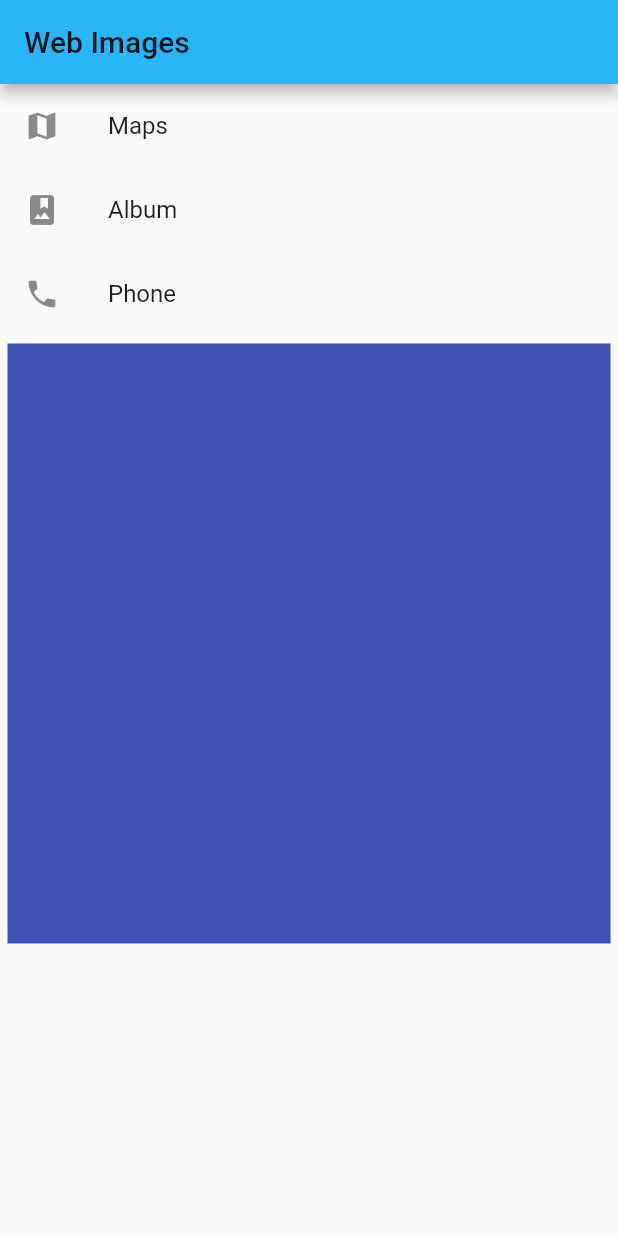
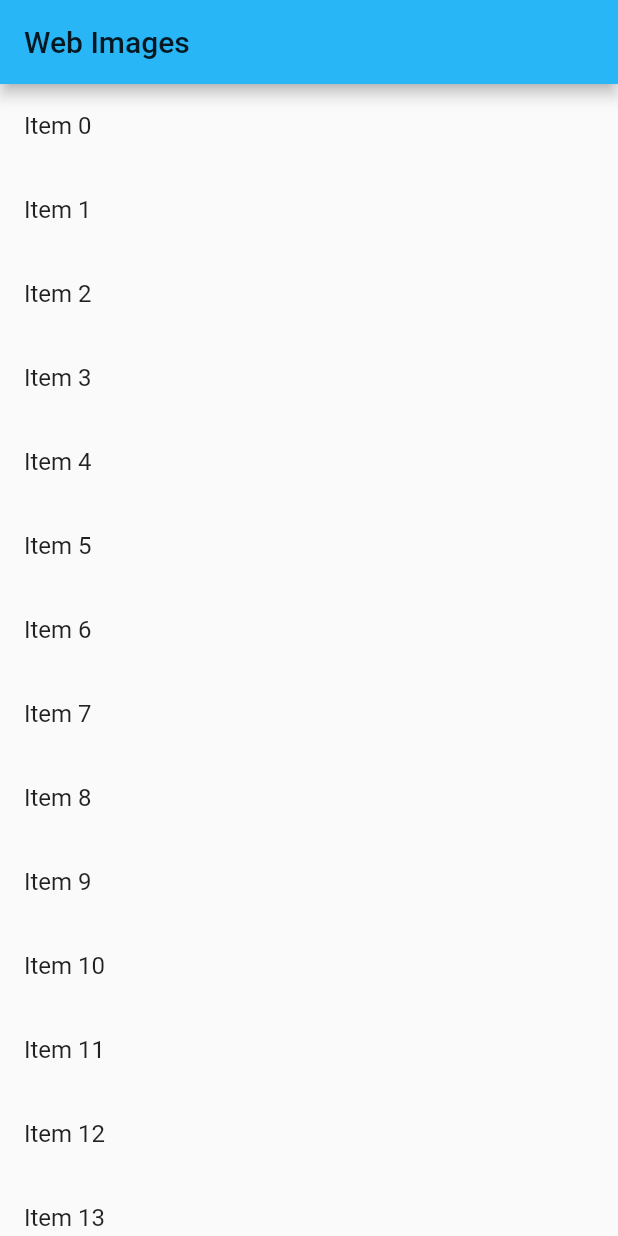
Before and after one commit to pepix/Flutter-Cookbook, a Flutter app: the screen it shows after launch, on a phone screen of 412 x 824 dp. Run offline on Flutter 3.47's test engine with Material 2 defaults, Android fonts, the phone set to English and light mode, and no system bars; our stand-ins replace cached_network_image.

Commit message:
add ListView.builder

```diff
--- a/lib/main.dart
+++ b/lib/main.dart
@@ -4,6 +4,8 @@ import 'package:cached_network_image/cached_network_image.dart';
 void main() => runApp(new MyApp());
 
 class MyApp extends StatelessWidget {
+  final List<String> items = new List<String>.generate(100, (i) => "Item ${i}");
+
   @override
   Widget build(BuildContext context) {
     var title = "Web Images";
@@ -19,7 +21,16 @@ class MyApp extends StatelessWidget {
         appBar: new AppBar(
           title: new Text(title),
         ),
-        body: new ListView(
+        body: new ListView.builder(
+            itemCount: items.length,
+            itemBuilder: (context, index){
+              return new ListTile(
+                title: new Text('${items[index]}'),
+              );
+            }
+        ),
+          /*
+        new ListView(
           children: <Widget>[
             new ListTile(
               leading: new Icon(Icons.map),
@@ -75,7 +86,7 @@ class MyApp extends StatelessWidget {
             )
           ],
         )
-
+*/
 
         /*
         body: new Center(
```
